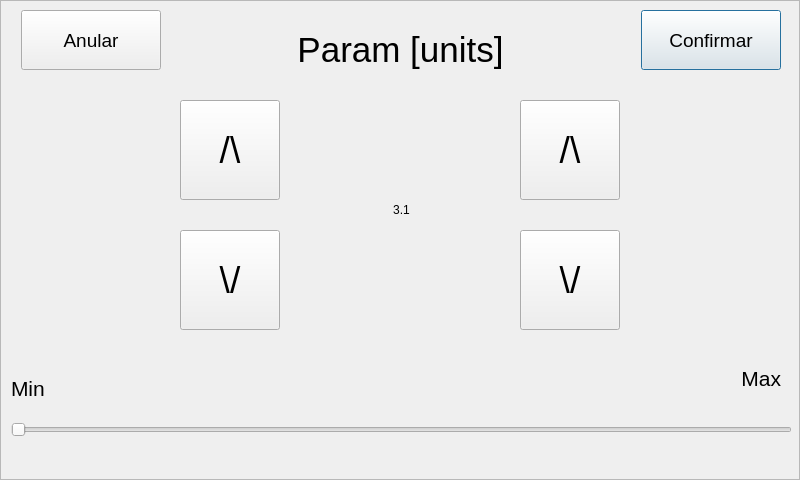
Qt form param_set.ui (ddiaz-yx/respiface) before a commit.
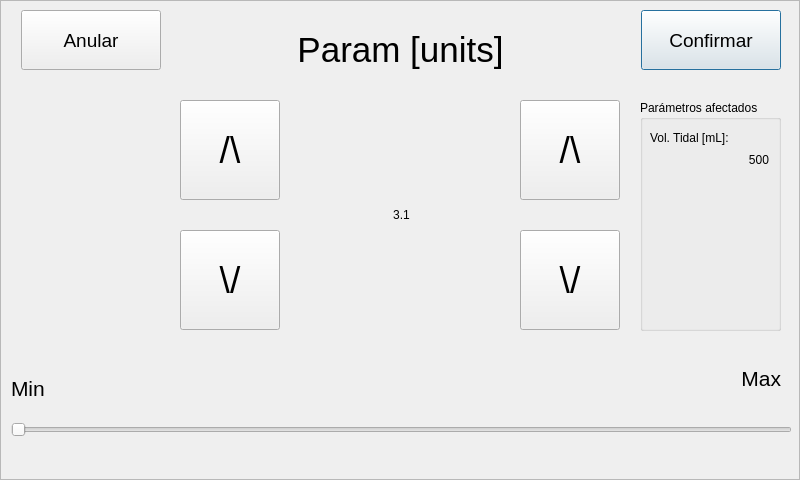
The same form after that commit.

Commit message: Show affected parameters when modifying a single parameter

```diff
--- a/param_set.ui
+++ b/param_set.ui
@@ -114,7 +114,7 @@
       <x>291</x>
       <y>180</y>
       <width>221</width>
-      <height>60</height>
+      <height>70</height>
      </rect>
     </property>
     <property name="sizePolicy">
@@ -126,7 +126,7 @@
     <property name="minimumSize">
      <size>
       <width>0</width>
-      <height>60</height>
+      <height>70</height>
      </size>
     </property>
     <property name="text">
@@ -292,6 +292,48 @@
      <string>/\</string>
     </property>
    </widget>
+   <widget class="QGroupBox" name="grp_affected_params">
+    <property name="geometry">
+     <rect>
+      <x>640</x>
+      <y>100</y>
+      <width>141</width>
+      <height>231</height>
+     </rect>
+    </property>
+    <property name="title">
+     <string>Parámetros afectados</string>
+    </property>
+    <widget class="QLabel" name="lbl_aff_param_name_1">
+     <property name="geometry">
+      <rect>
+       <x>10</x>
+       <y>30</y>
+       <width>121</width>
+       <height>16</height>
+      </rect>
+     </property>
+     <property name="text">
+      <string>Vol. Tidal [mL]:</string>
+     </property>
+    </widget>
+    <widget class="QLabel" name="lbl_aff_param_value_1">
+     <property name="geometry">
+      <rect>
+       <x>8</x>
+       <y>50</y>
+       <width>121</width>
+       <height>20</height>
+      </rect>
+     </property>
+     <property name="text">
+      <string>500</string>
+     </property>
+     <property name="alignment">
+      <set>Qt::AlignRight|Qt::AlignTrailing|Qt::AlignVCenter</set>
+     </property>
+    </widget>
+   </widget>
   </widget>
  </widget>
  <resources/>
```
The commit also changes 4 other files.
